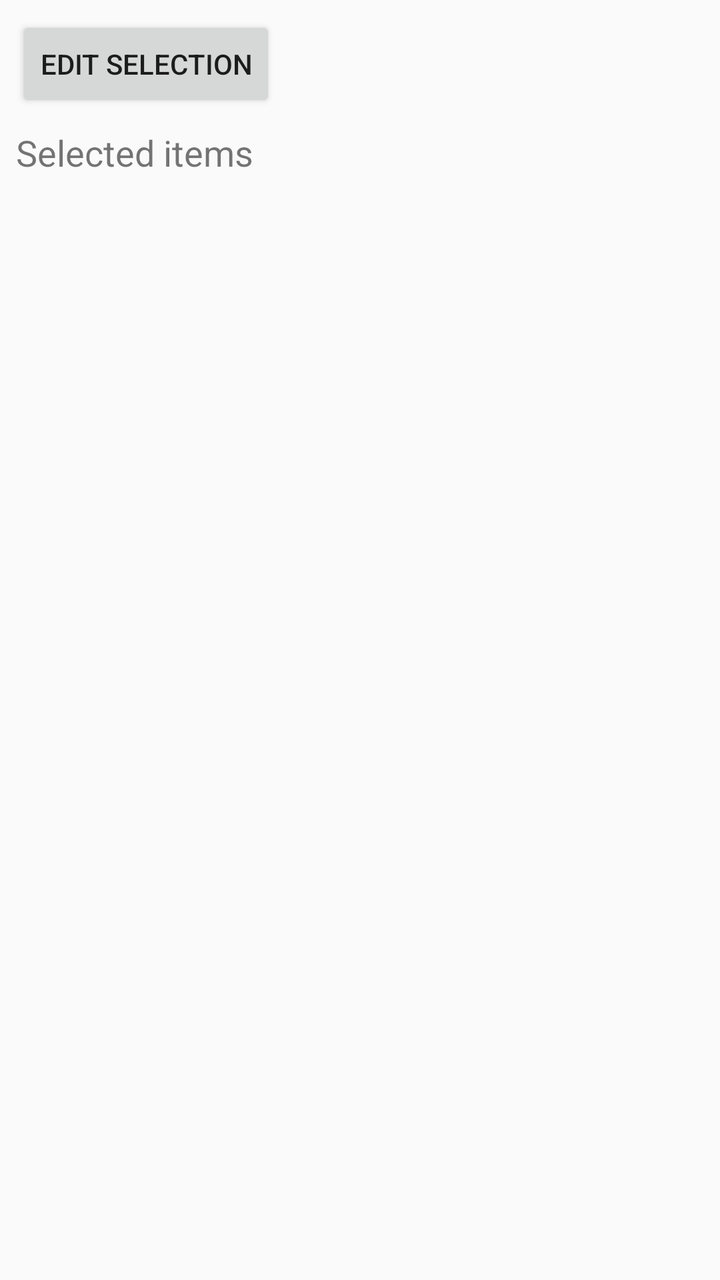
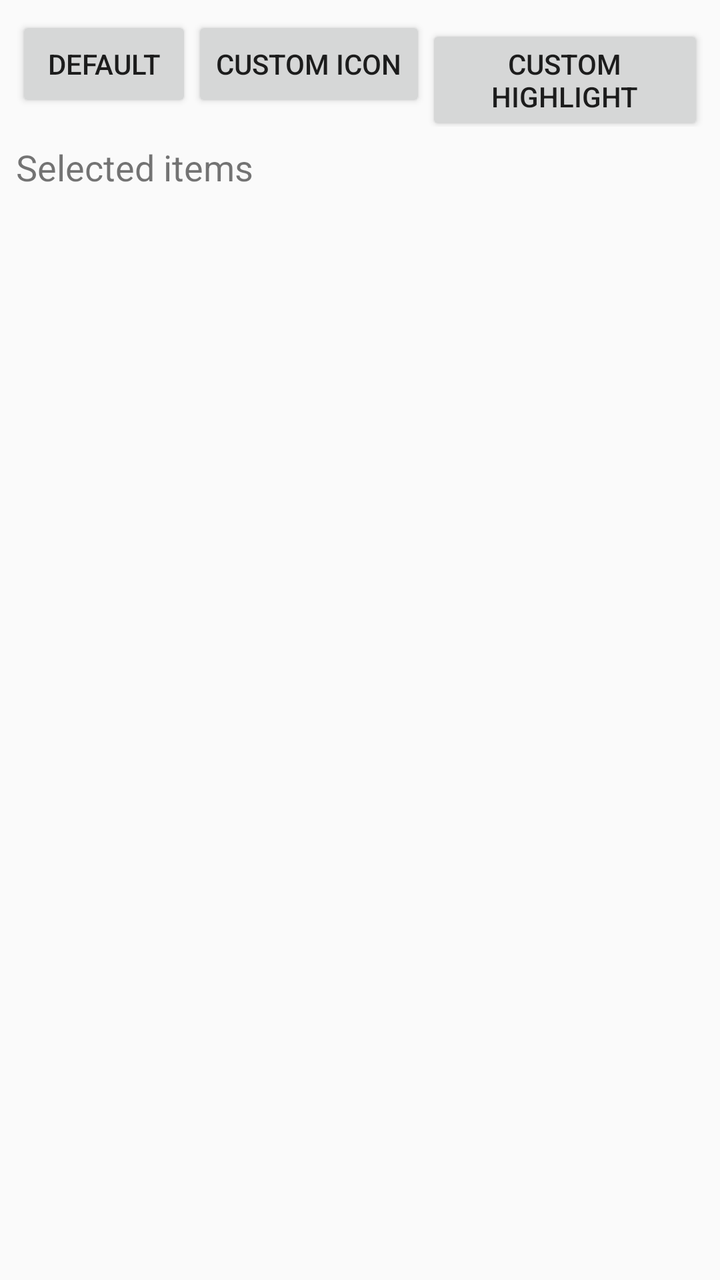

Screens rendered from an Android XML layout before and after an edit, with the pre-edit source and the edit as a unified diff.
<!-- AndroidManifest.xml: application theme AppTheme -->
<!-- res/layout/activity_main.xml -->
<?xml version="1.0" encoding="utf-8"?>
<LinearLayout xmlns:android="http://schemas.android.com/apk/res/android"
    xmlns:tools="http://schemas.android.com/tools"
    android:layout_width="match_parent"
    android:layout_height="match_parent"
    android:orientation="vertical"
    android:padding="8dp"
    tools:context=".MainActivity">

    <Button
        android:id="@+id/selected_items_btn"
        android:layout_width="wrap_content"
        android:layout_height="wrap_content"
        android:text="Edit Selection" />

    <TextView
        android:layout_width="match_parent"
        android:layout_height="wrap_content"
        android:layout_marginTop="8dp"
        android:text="Selected items"
        android:textSize="18sp" />

    <TextView
        android:id="@+id/selected_items"
        android:layout_width="match_parent"
        android:layout_height="wrap_content" />

</LinearLayout>
<!-- resources referenced by this layout -->
<resources>
  <style name="AppTheme" parent="Theme.AppCompat.Light.DarkActionBar">
          
          <item name="colorPrimary">@color/colorPrimary</item>
          <item name="colorPrimaryDark">@color/colorPrimaryDark</item>
          <item name="colorAccent">@color/colorAccent</item>
      </style>
  <color name="colorPrimary">#008577</color>
  <color name="colorPrimaryDark">#00574B</color>
  <color name="colorAccent">#D81B60</color>
</resources>

<!-- the commit's change to res/layout/activity_main.xml (unified diff, before → after) -->
@@ -3,15 +3,34 @@
     xmlns:tools="http://schemas.android.com/tools"
     android:layout_width="match_parent"
     android:layout_height="match_parent"
+    android:fitsSystemWindows="true"
     android:orientation="vertical"
     android:padding="8dp"
     tools:context=".MainActivity">
 
-    <Button
-        android:id="@+id/selected_items_btn"
-        android:layout_width="wrap_content"
+    <LinearLayout
+        android:layout_width="match_parent"
         android:layout_height="wrap_content"
-        android:text="Edit Selection" />
+        android:orientation="horizontal">
+
+        <Button
+            android:id="@+id/selected_items_btn"
+            android:layout_width="wrap_content"
+            android:layout_height="wrap_content"
+            android:text="Default" />
+
+        <Button
+            android:id="@+id/selected_items_custom_icon_btn"
+            android:layout_width="wrap_content"
+            android:layout_height="wrap_content"
+            android:text="Custom Icon" />
+
+        <Button
+            android:id="@+id/selected_items_custom_highlight_btn"
+            android:layout_width="wrap_content"
+            android:layout_height="wrap_content"
+            android:text="Custom Highlight" />
+    </LinearLayout>
 
     <TextView
         android:layout_width="match_parent"
